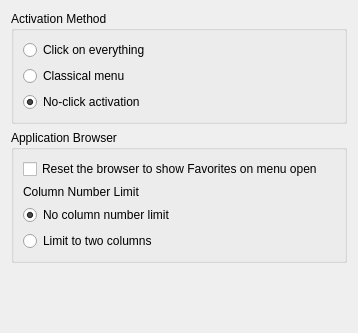
Old version of the form applets/lancelot/app/src/ui/LancelotConfigBase.ui in the repository KDE/kdeplasma-addons.
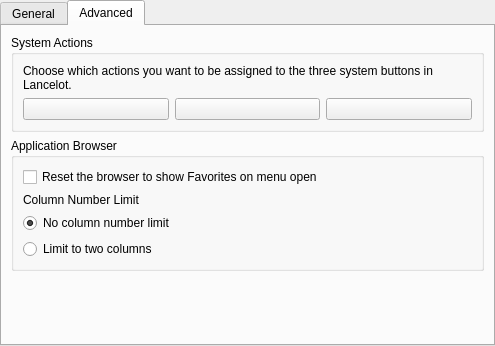
New version of the form.

Commit message: Configurable system buttons

Patch:
```diff
--- a/applets/lancelot/app/src/ui/LancelotConfigBase.ui
+++ b/applets/lancelot/app/src/ui/LancelotConfigBase.ui
@@ -1,18 +1,31 @@
 <ui version="4.0" >
  <class>LancelotConfigBase</class>
- <widget class="QWidget" name="LancelotConfigBase" >
-  <property name="geometry" >
+ <widget class="QWidget" name="LancelotConfigBase">
+  <property name="geometry">
    <rect>
     <x>0</x>
     <y>0</y>
-    <width>358</width>
-    <height>333</height>
+    <width>495</width>
+    <height>346</height>
    </rect>
   </property>
-  <layout class="QVBoxLayout" name="verticalLayout" >
+  <layout class="QHBoxLayout" name="horizontalLayout">
+   <property name="margin">
+    <number>0</number>
+   </property>
    <item>
-    <widget class="QGroupBox" name="groupActivation" >
-     <property name="title" >
+    <widget class="QTabWidget" name="tabWidget">
+     <property name="currentIndex">
+      <number>1</number>
+     </property>
+     <widget class="QWidget" name="tab">
+      <attribute name="title">
+       <string>General</string>
+      </attribute>
+      <layout class="QVBoxLayout" name="verticalLayout_4">
+       <item>
+        <widget class="QGroupBox" name="groupActivation">
+         <property name="title">
       <string>Activation Method</string>
      </property>
      <layout class="QVBoxLayout" name="verticalLayout_3" >
@@ -53,8 +66,68 @@
     </widget>
    </item>
    <item>
-    <widget class="QGroupBox" name="groupAppBrowser" >
-     <property name="title" >
+        <spacer name="verticalSpacer">
+         <property name="orientation">
+          <enum>Qt::Vertical</enum>
+         </property>
+         <property name="sizeHint" stdset="0">
+          <size>
+           <width>20</width>
+           <height>238</height>
+          </size>
+         </property>
+        </spacer>
+       </item>
+      </layout>
+     </widget>
+     <widget class="QWidget" name="tab_2">
+      <attribute name="title">
+       <string>Advanced</string>
+      </attribute>
+      <layout class="QVBoxLayout" name="verticalLayout">
+       <item>
+        <widget class="QGroupBox" name="groupBox">
+         <property name="title">
+          <string>System Actions</string>
+         </property>
+         <layout class="QGridLayout" name="gridLayout">
+          <item row="0" column="0" colspan="3">
+           <widget class="QLabel" name="label_2">
+            <property name="text">
+             <string>Choose which actions you want to be assigned to the three system buttons in Lancelot.</string>
+            </property>
+            <property name="wordWrap">
+             <bool>true</bool>
+            </property>
+           </widget>
+          </item>
+          <item row="1" column="0">
+           <widget class="QPushButton" name="buttonSystem1">
+            <property name="text">
+             <string/>
+            </property>
+           </widget>
+          </item>
+          <item row="1" column="1">
+           <widget class="QPushButton" name="buttonSystem2">
+            <property name="text">
+             <string/>
+            </property>
+           </widget>
+          </item>
+          <item row="1" column="2">
+           <widget class="QPushButton" name="buttonSystem3">
+            <property name="text">
+             <string/>
+            </property>
+           </widget>
+          </item>
+         </layout>
+        </widget>
+       </item>
+       <item>
+        <widget class="QGroupBox" name="groupAppBrowser">
+         <property name="title">
       <string>Application Browser</string>
      </property>
      <layout class="QVBoxLayout" name="verticalLayout_2" >
@@ -93,17 +166,21 @@
     </widget>
    </item>
    <item>
-    <spacer name="verticalSpacer" >
-     <property name="orientation" >
+        <spacer name="verticalSpacer_2">
+         <property name="orientation">
       <enum>Qt::Vertical</enum>
      </property>
-     <property name="sizeHint" stdset="0" >
+         <property name="sizeHint" stdset="0">
       <size>
        <width>20</width>
        <height>40</height>
       </size>
      </property>
     </spacer>
+       </item>
+      </layout>
+     </widget>
+    </widget>
    </item>
   </layout>
  </widget>
```
Left out of the diff: 45 changed lines with no effect on the pictures. Lines whose indentation alone changed are shown as unchanged. The commit also changes 8 other files.
